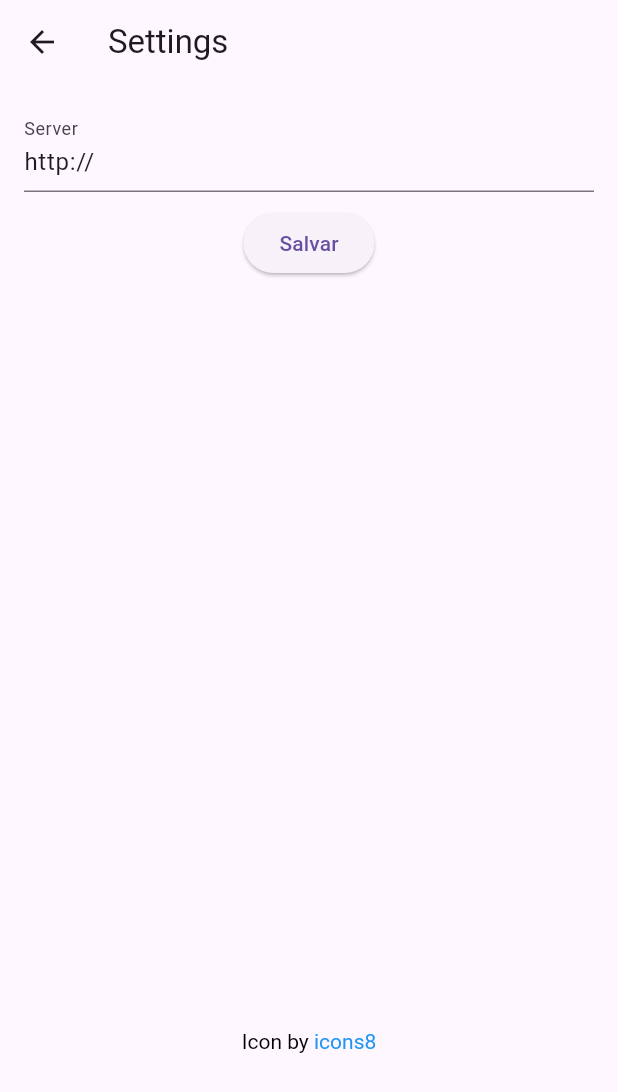
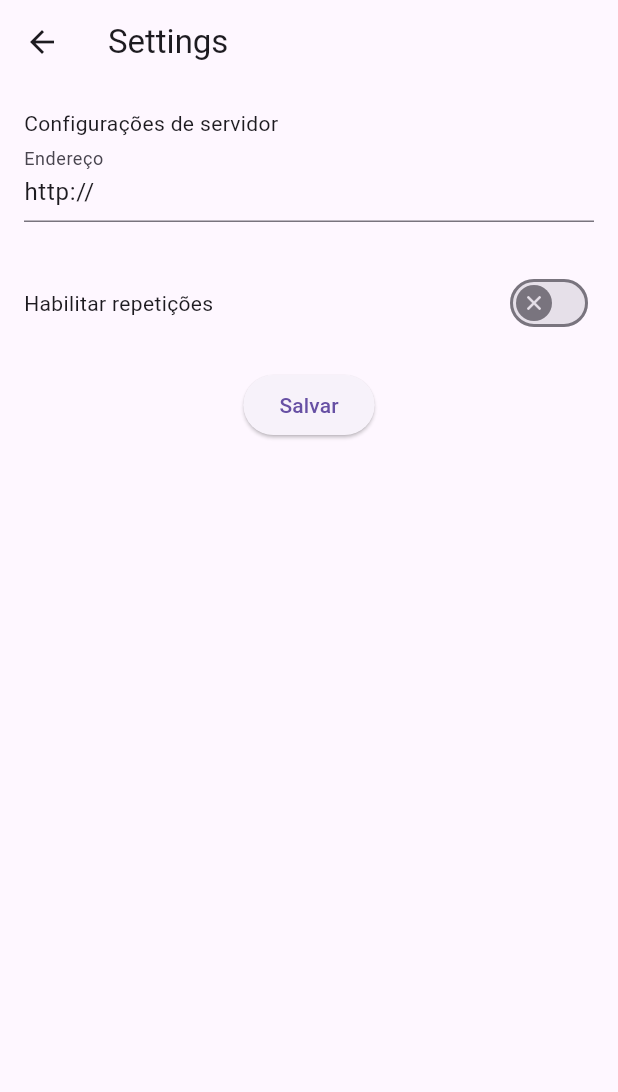
Before and after one commit to rtalis/rainy-road-app, a Flutter app: the screen it shows after launch, after a tap on "Gerar mapa", after a tap on the "settings" icon, on a phone screen of 412 x 824 dp. Shown: the top 1092 px of the screen. Run offline on Flutter 3.47's test engine with Material 3 defaults, Android fonts, the phone set to English and light mode, and no system bars; our stand-ins replace flutter_typeahead, package_info_plus, shared_preferences, webview_flutter; network calls fail.

Commit message:
added the repetition options in settings screen

```diff
--- a/lib/main.dart
+++ b/lib/main.dart
@@ -19,7 +19,7 @@ class RainyRoadApp extends StatelessWidget {
   @override
   Widget build(BuildContext context) {
     return MaterialApp(
-      title: 'Map App',
+      title: 'Rainy Road App ',
       theme: ThemeData(
         primarySwatch: Colors.blue,
         visualDensity: VisualDensity.adaptivePlatformDensity,
@@ -101,11 +101,11 @@ class _MapScreenState extends State<MapScreen> {
             child: Center(
               child: FrostedGlassBox(
                 // theWidth is the width of the frostedglass
-                theWidth: 300.0,
+                width: 300.0,
                 // theHeight is the height of the frostedglass
-                theHeight: 288.0,
+                height: 288.0,
                 // theChild is the child of the frostedglass
-                theChild: Padding(
+                child: Padding(
                   padding: const EdgeInsets.symmetric(horizontal: 8.0),
                   child: Form(
                     key: _formKey,
@@ -226,9 +226,9 @@ class _MapScreenState extends State<MapScreen> {
             visible: isLoading,
             child: const Center(
               child: FrostedGlassBox(
-                theHeight: 200.0,
-                theWidth: 300.0,
-                theChild: Padding(
+                height: 200.0,
+                width: 300.0,
+                child: Padding(
                   padding: EdgeInsets.all(8.0),
                   child: Column(
                     mainAxisAlignment: MainAxisAlignment.center,
--- a/lib/src/frosted_glass.dart
+++ b/lib/src/frosted_glass.dart
@@ -6,29 +6,28 @@
 // - https://github.com/HoveredCube/frostedglass_video1
 // Follow @HoveredCube on instagram.
 
-
 import 'package:flutter/material.dart';
 import 'dart:ui';
 
 class FrostedGlassBox extends StatelessWidget {
   const FrostedGlassBox(
       {Key? key,
-      required this.theWidth,
-      required this.theHeight,
-      required this.theChild})
+      required this.width,
+      required this.height,
+      required this.child})
       : super(key: key);
 
-  final theWidth;
-  final theHeight;
-  final theChild;
+  final width;
+  final height;
+  final child;
 
   @override
   Widget build(BuildContext context) {
     return ClipRRect(
       borderRadius: BorderRadius.circular(30),
       child: Container(
-        width: theWidth,
-        height: theHeight,
+        width: width,
+        height: height,
         color: Colors.transparent,
         //we use Stack(); because we want the effects be on top of each other,
         //  just like layer in photoshop.
@@ -63,7 +62,7 @@ class FrostedGlassBox extends StatelessWidget {
               ),
             ),
             //child ==> the first/top layer of stack
-            Center(child: theChild),
+            Center(child: child),
           ],
         ),
       ),
--- a/lib/src/settings.dart
+++ b/lib/src/settings.dart
@@ -1,7 +1,5 @@
-import 'package:flutter/gestures.dart';
 import 'package:flutter/material.dart';
 import 'package:shared_preferences/shared_preferences.dart';
-import 'package:url_launcher/url_launcher.dart';
 
 class SettingsScreen extends StatefulWidget {
   const SettingsScreen({super.key});
@@ -10,13 +8,39 @@ class SettingsScreen extends StatefulWidget {
   State<SettingsScreen> createState() => _SettingsScreenState();
 }
 
+void main() {
+  runApp(const SettingsScreen());
+}
+
+enum Calendar { everyday, workweek, weekend }
+
 class _SettingsScreenState extends State<SettingsScreen> {
   final TextEditingController _serverController = TextEditingController();
+  bool everyday = false;
+  bool workweek = false;
+  bool weekend = false;
+  bool enableRepSettings = false;
+  Calendar calendarView = Calendar.everyday;
+  TimeOfDay selectedTime = TimeOfDay.now();
+  final TextEditingController _controller = TextEditingController();
   @override
   void initState() {
     super.initState();
     _loadSettings();
+    setState(() {
+      _controller.text = '${selectedTime.hour}:${selectedTime.minute}';
+    });
   }
+
+  final MaterialStateProperty<Icon?> thumbIcon =
+      MaterialStateProperty.resolveWith<Icon?>(
+    (Set<MaterialState> states) {
+      if (states.contains(MaterialState.selected)) {
+        return const Icon(Icons.check);
+      }
+      return const Icon(Icons.close);
+    },
+  );
 
   @override
   Widget build(BuildContext context) {
@@ -28,10 +52,69 @@ class _SettingsScreenState extends State<SettingsScreen> {
         padding: const EdgeInsets.all(16.0),
         child: Column(
           children: [
+            const Align(
+                alignment: Alignment.centerLeft,
+                child: Text("Configurações de servidor")),
             TextFormField(
                 controller: _serverController,
-                decoration: const InputDecoration(label: Text("Server"))),
-            const SizedBox(height: 10),
+                decoration: const InputDecoration(label: Text("Endereço"))),
+            const SizedBox(height: 30),
+            Row(
+              mainAxisAlignment: MainAxisAlignment.spaceBetween,
+              children: [
+                const Text("Habilitar repetições"),
+                Switch(
+                  thumbIcon: thumbIcon,
+                  value: enableRepSettings,
+                  onChanged: (bool value) {
+                    setState(() {
+                      enableRepSettings = value;
+                    });
+                  },
+                ),
+              ],
+            ),
+            const SizedBox(height: 20),
+            if (enableRepSettings) ...[
+              const Align(
+                  alignment: Alignment.centerLeft,
+                  child: Text("Configurações de repetição")),
+              const SizedBox(height: 16),
+              SegmentedButton<Calendar>(
+                segments: const <ButtonSegment<Calendar>>[
+                  ButtonSegment<Calendar>(
+                      value: Calendar.everyday,
+                      label: Text('Diário'),
+                      icon: Icon(Icons.calendar_view_day)),
+                  ButtonSegment<Calendar>(
+                      value: Calendar.workweek,
+                      label: Text('Seg-Sex'),
+                      icon: Icon(Icons.calendar_view_week)),
+                  ButtonSegment<Calendar>(
+                      value: Calendar.weekend,
+                      label: Text('Sab-Dom'),
+                      icon: Icon(Icons.calendar_view_month)),
+                ],
+                selected: <Calendar>{calendarView},
+                onSelectionChanged: (Set<Calendar> newSelection) {
+                  setState(() {
+                    // By default there is only a single segment that can be
+                    // selected at one time, so its value is always the first
+                    // item in the selected set.
+                    calendarView = newSelection.first;
+                  });
+                },
+              ),
+              const SizedBox(height: 16.0),
+              TextFormField(
+                readOnly: true,
+                decoration:
+                    const InputDecoration(label: Text("Selecionar hora")),
+                controller: _controller,
+                onTap: () => _selectTime(context),
+              ),
+              const SizedBox(height: 20),
+            ],
             ElevatedButton(
               child: const Text("Salvar"),
               onPressed: () {
@@ -47,27 +130,6 @@ class _SettingsScreenState extends State<SettingsScreen> {
                 );
               },
             ),
-            const SizedBox(height: 500),
-            Center(
-              child: RichText(
-                text: TextSpan(
-                  children: [
-                    const TextSpan(
-                      text: 'Icon by ',
-                      style: TextStyle(color: Colors.black),
-                    ),
-                    TextSpan(
-                      text: 'icons8',
-                      style: const TextStyle(color: Colors.blue),
-                      recognizer: TapGestureRecognizer()
-                        ..onTap = () {
-                          launchUrl(Uri.parse('https://icons8.com/'));
-                        },
-                    ),
-                  ],
-                ),
-              ),
-            ),
           ],
         ),
       ),
@@ -77,14 +139,50 @@ class _SettingsScreenState extends State<SettingsScreen> {
   Future<void> _loadSettings() async {
     final SharedPreferences prefs = await SharedPreferences.getInstance();
     setState(() {
-      _serverController.text = prefs.getString('server') ?? 'http://';
+      _serverController.text = prefs.getString('server') ?? "http://";
+      enableRepSettings = prefs.getBool('enableRepSettings') ?? false;
+      everyday = prefs.getBool('everyday') ?? false;
+      weekend = prefs.getBool('weekend') ?? false;
+      workweek = prefs.getBool('workweek') ?? false;
+      final savedHour = prefs.getInt('selectedHour') ?? TimeOfDay.now().hour;
+      final savedMinute =
+          prefs.getInt('selectedMinute') ?? TimeOfDay.now().minute;
+      selectedTime = TimeOfDay(hour: savedHour, minute: savedMinute);
     });
   }
 
   Future<void> _saveSettings() async {
+    if (calendarView == Calendar.everyday) {
+      everyday = true;
+    } else if (calendarView == Calendar.workweek) {
+      workweek = true;
+    } else if (calendarView == Calendar.weekend) {
+      weekend = true;
+    }
     final SharedPreferences prefs = await SharedPreferences.getInstance();
+
     setState(() {
+      prefs.setBool('enableRepSettings', enableRepSettings);
       prefs.setString('server', _serverController.text);
+      prefs.setBool('everyday', everyday);
+      prefs.setBool('weekend', weekend);
+      prefs.setBool('workweek', workweek);
+      prefs.setInt('selectedHour', selectedTime.hour);
+      prefs.setInt('selectedMinute', selectedTime.minute);
     });
   }
+
+  Future<void> _selectTime(BuildContext context) async {
+    final TimeOfDay picked = (await showTimePicker(
+      context: context,
+      initialTime: selectedTime,
+    ))!;
+    if (picked != selectedTime) {
+      setState(() {
+        selectedTime = picked;
+        _controller.text = '${selectedTime.hour}:${selectedTime.minute}';
+        _saveSettings();
+      });
+    }
+  }
 }
--- a/pubspec.yaml
+++ b/pubspec.yaml
@@ -16,7 +16,7 @@ publish_to: 'none' # Remove this line if you wish to publish to pub.dev
 # https://developer.apple.com/library/archive/documentation/General/Reference/InfoPlistKeyReference/Articles/CoreFoundationKeys.html
 # In Windows, build-name is used as the major, minor, and patch parts
 # of the product and file versions while build-number is used as the build suffix.
-version: 1.0.1+2
+version: 1.0.1+3
 
 environment:
   sdk: '>=3.2.3 <4.0.0'
```
Also changed, not shown: lib/src/work_manager.dart (added), 1 other file.
